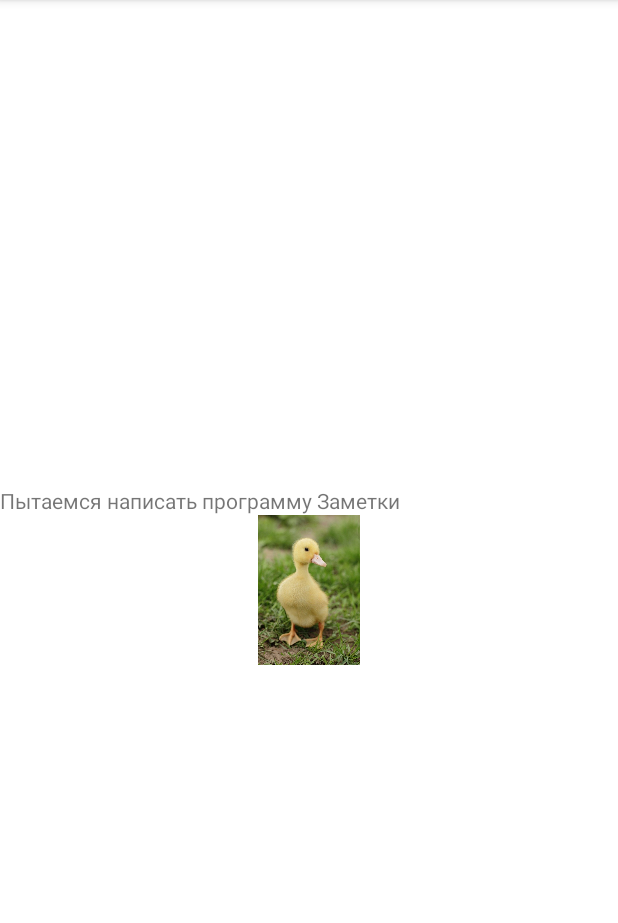
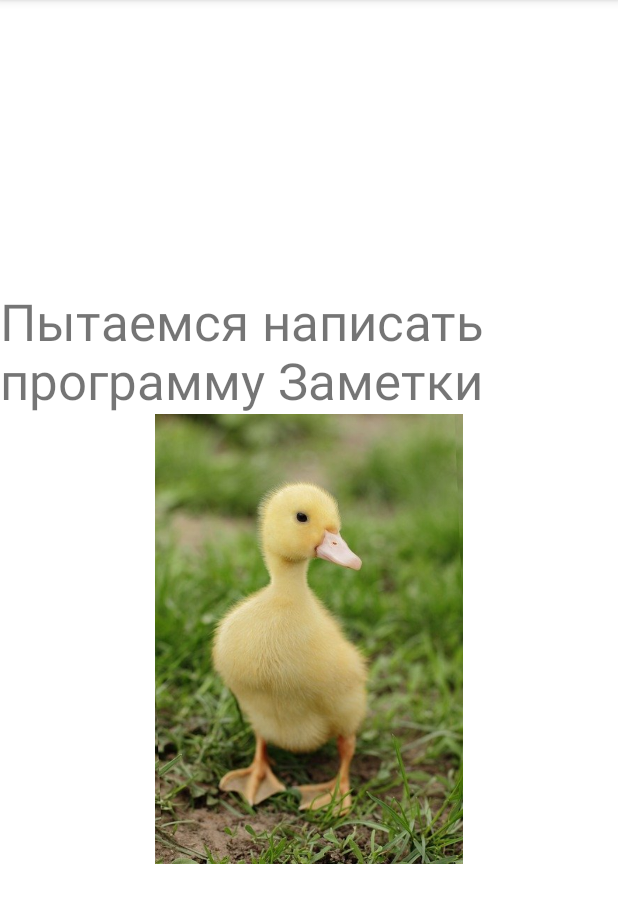
Before and after one commit to Vladimir-Yurevich2021/MyApplication2, an Android app: the fragment AboutFragment placed in its activity, on a phone screen of 412 x 824 dp, the part 84-1007 px from its top. Run offline under Robolectric (Android 15) with nearby library versions, the phone set to English and light mode, and no system bars.

Commit message:
Увеличили шрифт и размер картинки в макете

```diff
--- a/app/src/main/res/layout/fragment_about.xml
+++ b/app/src/main/res/layout/fragment_about.xml
@@ -9,12 +9,13 @@
 
     <!-- TODO: Update blank fragment layout -->
     <TextView
+            android:textSize="34sp"
             android:layout_width="match_parent"
             android:layout_height="wrap_content"
             android:text="@string/txt_about_fragment"/>
     <ImageView
-            android:layout_width="100dp"
-            android:layout_height="100dp"
+            android:layout_width="300dp"
+            android:layout_height="300dp"
                android:contentDescription="@string/txt_about_fragment"
                android:src="@drawable/android_oreo"/>
 
```
